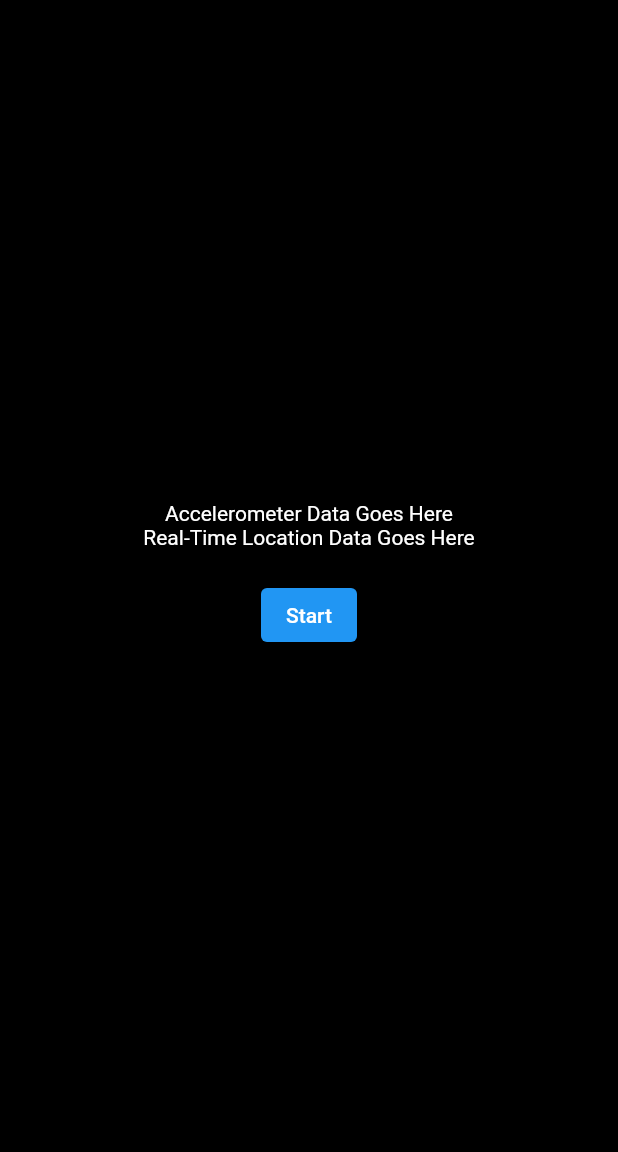
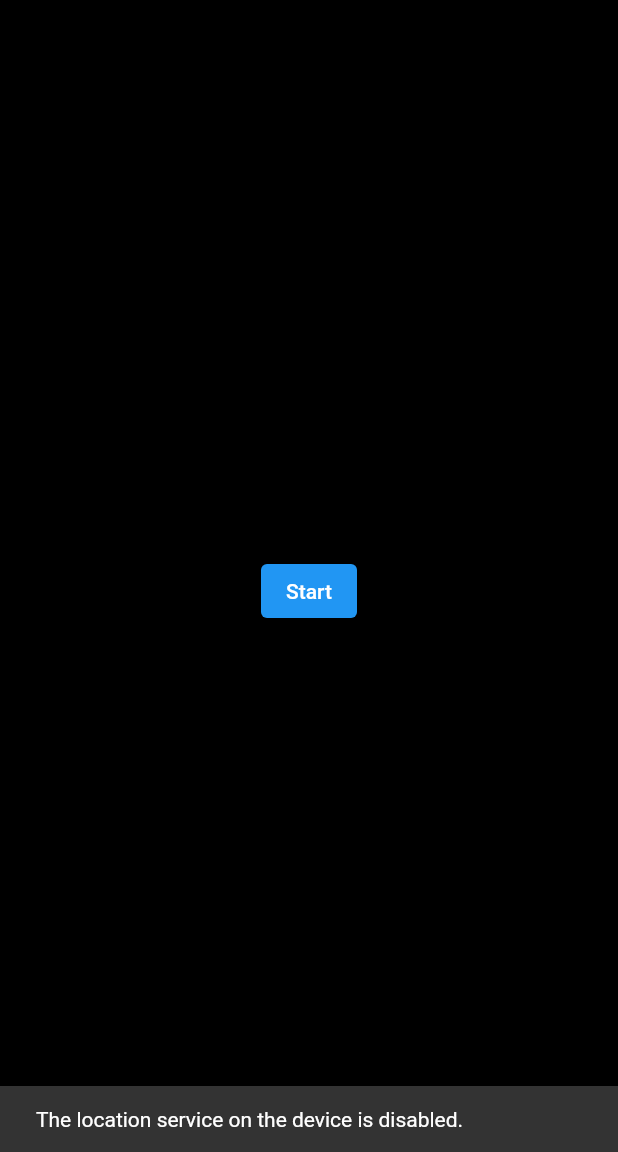
Before and after one commit to billyward3/wheelSave, a Flutter app: the MyHomePage screen opened directly, after a tap on "Start", on a phone screen of 412 x 824 dp, the part 84-1236 px from its top. Run offline on Flutter 3.47's test engine with Material 2 defaults, Android fonts, the phone set to English and light mode, and no system bars; our stand-ins replace geolocator, sensors_plus.

Commit message:
Added Sensor and Geographical Data
Added sensor, geographical data and perms

```diff
--- a/rate_ride/lib/main.dart
+++ b/rate_ride/lib/main.dart
@@ -1,16 +1,32 @@
-// Required Flutter import
 import 'package:flutter/material.dart';
+import 'package:geolocator/geolocator.dart';
+import 'package:sensors_plus/sensors_plus.dart';
 
-// Main entry point for the Flutter app
+class GeolocatorService {
+  Future<Position?> determinePosition() async {
+    LocationPermission permission;
+    permission = await Geolocator.checkPermission();
+    if (permission == LocationPermission.denied) {
+      permission = await Geolocator.requestPermission();
+      if (permission == LocationPermission.deniedForever) {
+        return Future.error(
+            'Location permissions are permanently denied. Please enable them in settings.');
+      }
+    } else if (permission == LocationPermission.deniedForever) {
+      throw Exception(
+          'Location permissions are permanently denied. Please enable them in settings.');
+    }
+    return await Geolocator.getCurrentPosition();
+  }
+}
+
 void main() {
   runApp(const MyApp());
 }
 
-// Represents the overall Flutter application structure
 class MyApp extends StatelessWidget {
   const MyApp({Key? key}) : super(key: key);
 
-  // Builds and returns the main app layout
   @override
   Widget build(BuildContext context) {
     return MaterialApp(
@@ -24,20 +40,29 @@ class MyApp extends StatelessWidget {
   }
 }
 
-// Represents the main screen or home page of the app
 class MyHomePage extends StatefulWidget {
   const MyHomePage({Key? key, required this.title}) : super(key: key);
 
   final String title;
 
-  // Creates the mutable state for this widget
   @override
   State<MyHomePage> createState() => _MyHomePageState();
 }
 
-// Contains the mutable state and UI logic for the MyHomePage widget
 class _MyHomePageState extends State<MyHomePage> {
-  // The main layout builder for MyHomePage
+  late Future<Position?>
+      _locationData; // Changed to Position? since determinePosition may return null
+  Stream<AccelerometerEvent>? _accelerometerStream;
+  bool _isStarted = false;
+  final GeolocatorService _geolocatorService =
+      GeolocatorService(); // Instantiate GeolocatorService
+
+  @override
+  void initState() {
+    super.initState();
+    _accelerometerStream = accelerometerEvents;
+  }
+
   @override
   Widget build(BuildContext context) {
     return Scaffold(
@@ -48,28 +73,68 @@ class _MyHomePageState extends State<MyHomePage> {
         child: Column(
           mainAxisAlignment: MainAxisAlignment.center,
           children: <Widget>[
-            // Displays placeholder text for accelerometer data
-            const Text(
-              'Accelerometer Data Goes Here',
-              style: TextStyle(color: Colors.white),
-            ),
-            // Displays placeholder text for real-time location data
-            const Text(
-              'Real-Time Location Data Goes Here',
-              style: TextStyle(color: Colors.white),
-            ),
+            _isStarted
+                ? StreamBuilder<AccelerometerEvent>(
+                    stream: _accelerometerStream,
+                    builder: (context, snapshot) {
+                      if (snapshot.hasData) {
+                        return Text(
+                          'Accelerometer: ${snapshot.data}',
+                          style: TextStyle(color: Colors.white),
+                        );
+                      } else if (snapshot.hasError) {
+                        return Text(
+                          'Error: ${snapshot.error}',
+                          style: TextStyle(color: Colors.red),
+                        );
+                      }
+                      return const Text('Waiting for accelerometer data...');
+                    },
+                  )
+                : Container(),
+            _isStarted
+                ? FutureBuilder<Position?>(
+                    future: _locationData,
+                    builder: (BuildContext context,
+                        AsyncSnapshot<Position?> snapshot) {
+                      if (snapshot.connectionState == ConnectionState.done) {
+                        if (snapshot.hasError) {
+                          return Text(
+                            'Location Error: ${snapshot.error}',
+                            style: TextStyle(color: Colors.red),
+                          );
+                        }
+                        return Text(
+                          'Location: ${snapshot.data}',
+                          style: TextStyle(color: Colors.white),
+                        );
+                      } else {
+                        return const Text('Fetching location data...');
+                      }
+                    },
+                  )
+                : Container(),
             SizedBox(height: 20),
-            // A button which will be used to start data collection (to be implemented)
             ElevatedButton(
-              onPressed: () {
-                // Placeholder for logic to start accelerometer and location data collection
+              onPressed: () async {
+                try {
+                  Position? position =
+                      await _geolocatorService.determinePosition();
+                  setState(() {
+                    _isStarted = true;
+                    _locationData = Future.value(
+                        position); // Convert Position? into a Future<Position?>
+                  });
+                } catch (e) {
+                  ScaffoldMessenger.of(context)
+                      .showSnackBar(SnackBar(content: Text(e.toString())));
+                }
               },
               child: const Text('Start'),
             ),
           ],
         ),
       ),
-      // No floating action button, as the counter functionality has been removed
     );
   }
 }
--- a/rate_ride/pubspec.yaml
+++ b/rate_ride/pubspec.yaml
@@ -28,6 +28,8 @@ environment:
 # the latest version available on pub.dev. To see which dependencies have newer
 # versions available, run `flutter pub outdated`.
 dependencies:
+  sensors_plus: ^3.1.0
+  geolocator: ^10.1.0
   flutter:
     sdk: flutter
 
```
Also changed, not shown: rate_ride/lib/temp.dart (+62 -36 lines), rate_ride/pubspec.lock, 10 other files.
